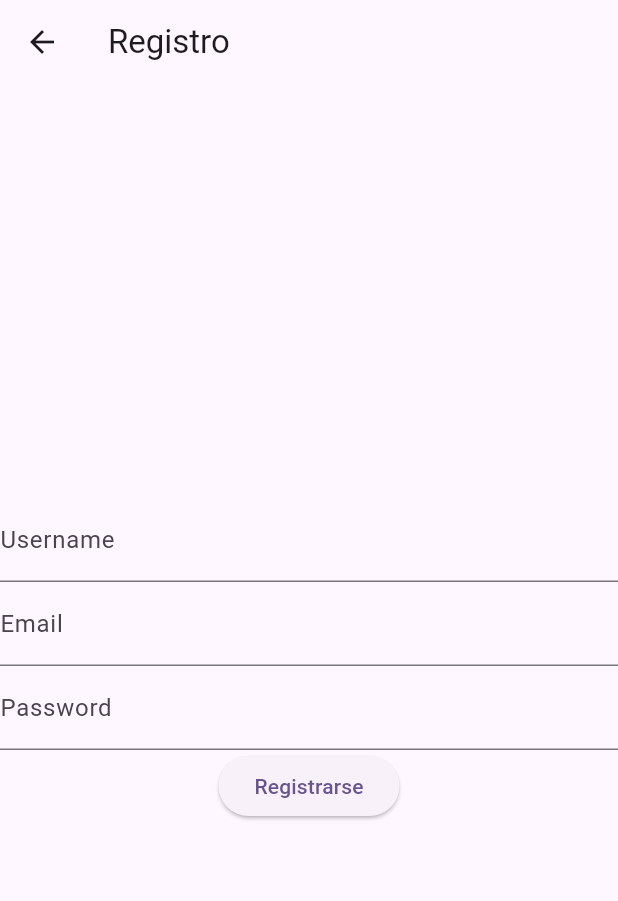
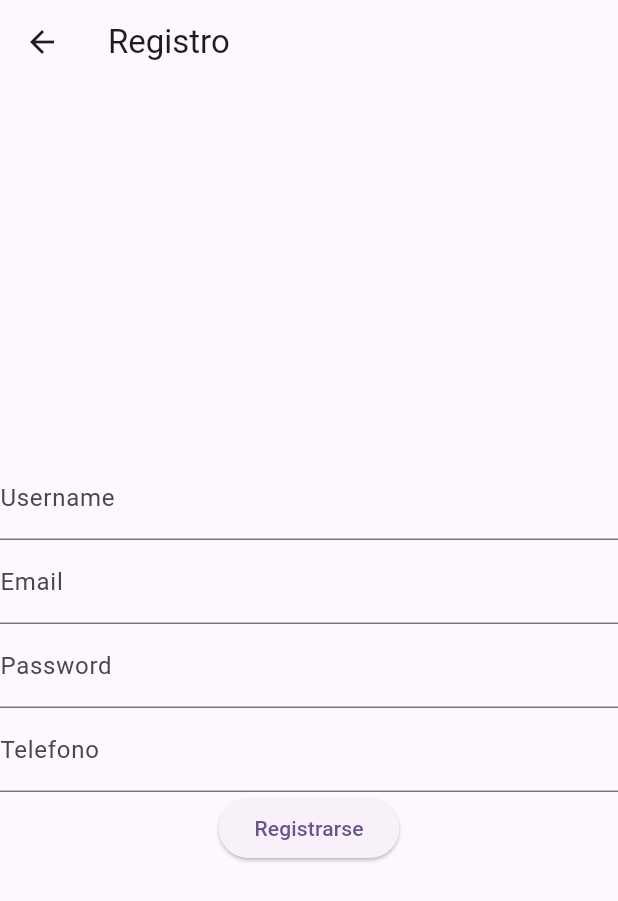
Before and after one commit to DavidAlex99/GoOut_FrontEnd, a Flutter app: the SignupPage screen opened directly, after a tap on "Registrarse", on a phone screen of 412 x 824 dp. Shown: the top 901 px of the screen. Run offline on Flutter 3.47's test engine with Material 3 defaults, Android fonts, the phone set to English and light mode, and no system bars; our stand-ins replace carousel_slider, shared_preferences; accounts and stored records are empty; network calls fail.

Commit message:
creacion de usuario cliente y sincronizacion con la bbdd

```diff
--- a/go_out/lib/login/auth_service.dart
+++ b/go_out/lib/login/auth_service.dart
@@ -29,10 +29,10 @@ class AuthService {
     }
   }
 
-  Future<bool> register(String username, String email, String password) async {
+  Future<String?> register(
+      String username, String email, String password, String telefono) async {
     final response = await http.post(
-      Uri.parse(
-          '$baseUrl/register/'), // Asegúrate de que esta ruta coincide con tu backend
+      Uri.parse('$baseUrl/register/'),
       headers: <String, String>{
         'Content-Type': 'application/json; charset=UTF-8',
       },
@@ -40,10 +40,16 @@ class AuthService {
         'username': username,
         'email': email,
         'password': password,
+        'telefono': telefono, // Incluir el campo adicional
       }),
     );
 
-    return response.statusCode ==
-        201; // Retorna verdadero si el registro fue exitoso
+    if (response.statusCode == 201) {
+      final responseData = jsonDecode(response.body);
+      return responseData['user_id']
+          .toString(); // Devolver el user_id para uso futuro
+    } else {
+      return null;
+    }
   }
 }
--- a/go_out/lib/login/signup_page.dart
+++ b/go_out/lib/login/signup_page.dart
@@ -1,6 +1,6 @@
 import 'package:flutter/material.dart';
-import 'auth_service.dart'; // Asegúrate de tener este archivo y clase implementados
-import 'session_manager.dart'; // Opcional aquí, dependiendo de si guardas datos al registrarse
+import 'auth_service.dart';
+import 'session_manager.dart';
 
 class SignupPage extends StatefulWidget {
   @override
@@ -11,15 +11,19 @@ class _SignupPageState extends State<SignupPage> {
   final _usernameController = TextEditingController();
   final _emailController = TextEditingController();
   final _passwordController = TextEditingController();
+  final _telefonoController =
+      TextEditingController(); // Campo adicional para el teléfono
 
   void _register() async {
     String username = _usernameController.text;
     String email = _emailController.text;
     String password = _passwordController.text;
-    bool success = await AuthService().register(username, email, password);
-    if (success) {
-      // Posiblemente guardar datos del usuario y/o navegar a la página de inicio
-      // No siempre es necesario guardar el ID del usuario aquí, depende de tu flujo de aplicación
+    String telefono =
+        _telefonoController.text; // Recolectar el valor del teléfono
+    String? userId = await AuthService().register(username, email, password,
+        telefono); // Asegúrate de ajustar AuthService
+    if (userId != null) {
+      // Guardar userId para uso futuro y navegar a otra pantalla si es necesario
     } else {
       // Mostrar error
     }
@@ -46,6 +50,10 @@ class _SignupPageState extends State<SignupPage> {
               obscureText: true,
               decoration: InputDecoration(labelText: 'Password'),
             ),
+            TextField(
+              controller: _telefonoController,
+              decoration: InputDecoration(labelText: 'Telefono'),
+            ),
             ElevatedButton(
               onPressed: _register,
               child: Text('Registrarse'),
```
